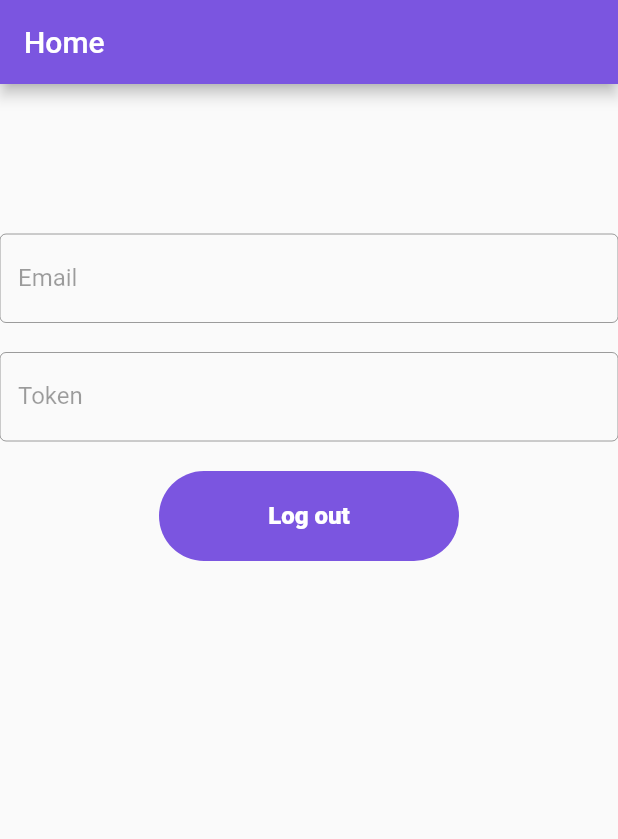
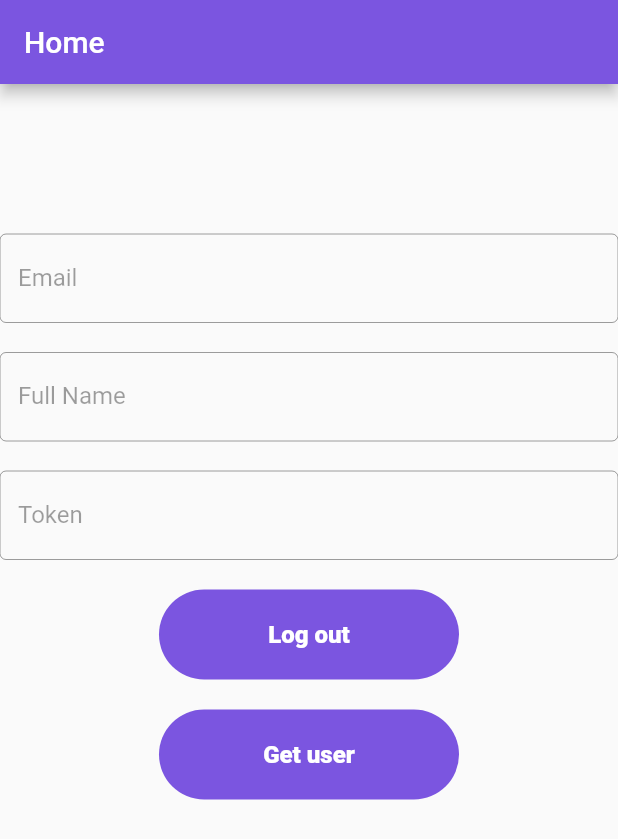
Before and after one commit to UAce/Receipt-Keeper, a Flutter app: the HomePage screen opened by its route, on a phone screen of 412 x 824 dp. Shown: the top 839 px of the screen. Run offline on Flutter 3.47's test engine with Material 2 defaults, Android fonts, the phone set to English and light mode, and no system bars; our stand-ins replace firebase_auth, firebase_core, firebase_crashlytics, flutter_svg, get_it, logger; accounts and stored records are empty; network calls fail.

Commit message:
Frontend: Add UserApiService, LoggingService and Firebase Crashlytics

```diff
--- /dev/null
+++ b/frontend/lib/common/constants.dart
@@ -0,0 +1,4 @@
+String baseUrl = const String.fromEnvironment("BASE_URL",
+    defaultValue: 'https://10.0.2.2:7125/api');
+String environment =
+    const String.fromEnvironment("ENVIRONMENT", defaultValue: 'development');
--- /dev/null
+++ b/frontend/lib/models/registered_user.dart
@@ -0,0 +1,25 @@
+class RegisteredUser {
+  final String id;
+  final String firstName;
+  final String lastName;
+  final String email;
+  final String fullName;
+
+  RegisteredUser({
+    required this.id,
+    required this.firstName,
+    required this.lastName,
+    required this.email,
+    required this.fullName,
+  });
+
+  factory RegisteredUser.fromJson(Map<String, dynamic> json) {
+    return RegisteredUser(
+      id: json['id'],
+      firstName: json['firstName'],
+      lastName: json['lastName'],
+      email: json['email'],
+      fullName: json['fullName'],
+    );
+  }
+}
--- a/frontend/lib/screens/home_page.dart
+++ b/frontend/lib/screens/home_page.dart
@@ -1,9 +1,12 @@
 import 'package:firebase_auth/firebase_auth.dart';
 import 'package:flutter/material.dart';
-import 'package:receipt_keeper/common/PillButton.dart';
+import 'package:receipt_keeper/common/pill_button.dart';
+import 'package:receipt_keeper/models/registered_user.dart';
+import 'package:receipt_keeper/services/api/user_api_service.dart';
 import 'package:receipt_keeper/services/firebase_service.dart';
+import 'package:receipt_keeper/services/logging_service.dart';
 import 'package:receipt_keeper/services/navigation_service.dart';
-import 'package:receipt_keeper/services/service_locator.dart';
+import 'package:receipt_keeper/services/service_locator_service.dart';
 
 class HomePage extends StatefulWidget {
   const HomePage({super.key});
@@ -14,29 +17,35 @@ class HomePage extends StatefulWidget {
 
 class _HomePageState extends State<HomePage> {
   String token = "";
+  UserApiService userApiService = UserApiService();
+  RegisteredUser? user;
+  late FirebaseAuthService authService;
 
   @override
-  initState() {
+  void initState() {
     super.initState();
-    final authService = locator<FirebaseAuthService>();
+    getUser();
+  }
 
-    User? user = authService.getCurrentUser();
-    if (user != null) {
-      user.getIdTokenResult().then((value) {
-        print("Token Result: $value");
-        setState(() {
-          token = value.token!;
-        });
+  Future<void> getUser() async {
+    authService = locator<FirebaseAuthService>();
+    // Get auth user
+    User? authUser = authService.getCurrentUser();
+    if (authUser != null) {
+      LoggingService.getLogger('Home')
+          .info("Current User: ${authUser.toString()}");
+      IdTokenResult value = await authUser.getIdTokenResult();
+      setState(() {
+        token = value.token!;
       });
+      user = await userApiService.getByExternalId(authUser.uid);
+    } else {
+      locator<NavigationService>().navigateTo('/error');
     }
   }
 
   @override
   Widget build(BuildContext context) {
-    final authService = locator<FirebaseAuthService>();
-    final user = authService.getCurrentUser();
-    print("Current User: ${authService.getCurrentUser()}");
-
     return Scaffold(
       appBar: AppBar(
         title: const Text("Home"),
@@ -53,17 +62,26 @@ class _HomePageState extends State<HomePage> {
                 labelText: 'Email',
               ),
               controller: TextEditingController(
-                  text: user != null ? user.email : "No user logged in"),
+                  text: user?.email ?? "No user logged in"),
             ),
-            SizedBox(height: 20),
+            const SizedBox(height: 20),
+            TextField(
+              enabled: false,
+              decoration: const InputDecoration(
+                border: OutlineInputBorder(),
+                labelText: 'Full Name',
+              ),
+              controller: TextEditingController(
+                  text: user?.fullName ?? "No user logged in"),
+            ),
+            const SizedBox(height: 20),
             TextField(
               enabled: false,
               decoration: const InputDecoration(
                 border: OutlineInputBorder(),
                 labelText: 'Token',
               ),
-              controller:
-                  TextEditingController(text: token ?? "No user logged in"),
+              controller: TextEditingController(text: token),
             ),
             const SizedBox(height: 20),
             PillButton(
@@ -75,6 +93,21 @@ class _HomePageState extends State<HomePage> {
                       content: Text("Successfully logged out!"),
                       duration: Duration(seconds: 2)));
                 }),
+            const SizedBox(height: 20),
+            PillButton(
+                buttonText: "Get user",
+                onPressed: () async {
+                  await getUser();
+                  if (user != null) {
+                    ScaffoldMessenger.of(context).showSnackBar(const SnackBar(
+                        content: Text("Successfully got user!"),
+                        duration: Duration(seconds: 2)));
+                  } else {
+                    ScaffoldMessenger.of(context).showSnackBar(const SnackBar(
+                        content: Text("Failed to get user!"),
+                        duration: Duration(seconds: 2)));
+                  }
+                }),
           ],
         ),
       ),
--- a/frontend/lib/screens/sign_in.dart
+++ b/frontend/lib/screens/sign_in.dart
@@ -1,9 +1,9 @@
 import 'package:flutter/material.dart';
-import 'package:receipt_keeper/common/PillButton.dart';
-import 'package:receipt_keeper/common/TextWithLink.dart';
+import 'package:receipt_keeper/common/pill_button.dart';
+import 'package:receipt_keeper/common/text_with_link.dart';
 import 'package:receipt_keeper/common/themes.dart';
 import 'package:receipt_keeper/services/firebase_service.dart';
-import 'package:receipt_keeper/services/service_locator.dart';
+import 'package:receipt_keeper/services/service_locator_service.dart';
 
 class LoginPage extends StatefulWidget {
   const LoginPage({super.key});
--- a/frontend/lib/screens/welcome_page.dart
+++ b/frontend/lib/screens/welcome_page.dart
@@ -1,7 +1,7 @@
 import 'package:flutter/material.dart';
 import 'package:flutter_svg/flutter_svg.dart';
-import 'package:receipt_keeper/common/PillButton.dart';
-import 'package:receipt_keeper/common/TextWithLink.dart';
+import 'package:receipt_keeper/common/pill_button.dart';
+import 'package:receipt_keeper/common/text_with_link.dart';
 import 'package:receipt_keeper/common/themes.dart';
 
 class WelcomePage extends StatelessWidget {
--- a/frontend/lib/services/firebase_service.dart
+++ b/frontend/lib/services/firebase_service.dart
@@ -1,6 +1,6 @@
 import 'package:firebase_auth/firebase_auth.dart';
 import 'package:receipt_keeper/services/navigation_service.dart';
-import 'package:receipt_keeper/services/service_locator.dart';
+import 'package:receipt_keeper/services/service_locator_service.dart';
 
 // TODO: Make this a singleton
 //  Firebase Authentication SDK wrapper service
@@ -12,21 +12,31 @@ class FirebaseAuthService {
   final FirebaseAuth _auth;
 
   // Authentication Methods
-  Future<void> register(
+  Future<User> register(
       {required String email, required String password}) async {
     await _auth.createUserWithEmailAndPassword(
       email: email,
       password: password,
     );
-    validateLoginState();
+
+    User? newUser = _auth.currentUser;
+    if (newUser == null) {
+      throw Exception("Failed to register new user. User is null");
+    }
+    return newUser;
   }
 
-  Future<void> login({required String email, required String password}) async {
+  Future<User> login({required String email, required String password}) async {
     await _auth.signInWithEmailAndPassword(
       email: email,
       password: password,
     );
-    validateLoginState();
+
+    User? loggedInUser = _auth.currentUser;
+    if (loggedInUser == null) {
+      throw Exception("Failed to log in user. User is null");
+    }
+    return loggedInUser;
   }
 
   Future<void> logOut() => _auth.signOut();
@@ -36,7 +46,7 @@ class FirebaseAuthService {
 
   // Custom Methods
   validateLoginState() {
-    final user = getCurrentUser();
+    final user = _auth.currentUser;
     if (user == null) {
       print('ValidateLoginState: User is currently signed out!');
       locator<NavigationService>().navigateToReplacement("/login");
@@ -61,4 +71,8 @@ class FirebaseAuthService {
   User? getCurrentUser() {
     return _auth.currentUser;
   }
+
+  Future<String> getAuthToken() {
+    return _auth.currentUser!.getIdToken();
+  }
 }
--- /dev/null
+++ b/frontend/lib/services/logging_service.dart
@@ -0,0 +1,46 @@
+import 'package:logger/logger.dart';
+
+class CustomLogger extends Logger {
+  final String label;
+  CustomLogger(this.label, {printer, output, filter, level})
+      : super(printer: printer, output: output, filter: filter, level: level);
+
+  info(String message, {dynamic error, StackTrace? stackTrace}) {
+    i('[$label]: $message', error, stackTrace);
+  }
+
+  debug(String message, {dynamic error, StackTrace? stackTrace}) {
+    d('[$label]: $message', error, stackTrace);
+  }
+
+  error(String message, {dynamic error, StackTrace? stackTrace}) {
+    e('[$label]: $message', error, stackTrace);
+  }
+
+  warning(String message, {dynamic error, StackTrace? stackTrace}) {
+    w('[$label]: $message', error, stackTrace);
+  }
+
+  verbose(String message, {dynamic error, StackTrace? stackTrace}) {
+    v('[$label]: $message', error, stackTrace);
+  }
+}
+
+class LoggingService {
+  static CustomLogger getLogger(String name) {
+    return CustomLogger(
+      name,
+      printer: PrettyPrinter(
+        methodCount: 0,
+        errorMethodCount: 8,
+        lineLength: 120,
+        colors: true,
+        printEmojis: true,
+        printTime: false,
+      ),
+      output: ConsoleOutput(),
+      filter: DevelopmentFilter(),
+      level: Level.verbose,
+    );
+  }
+}
--- a/frontend/pubspec.yaml
+++ b/frontend/pubspec.yaml
@@ -39,6 +39,9 @@ dependencies:
   flutter_svg: ^2.0.5
   get_it: ^7.6.0
   firebase_core: ^2.11.0
+  http: ^0.13.6
+  logger: ^1.3.0
+  firebase_crashlytics: ^3.3.1
 
 dev_dependencies:
   flutter_test:
```
Also changed, not shown: frontend/lib/common/http_overrides.dart (added, +10 -0 lines), frontend/lib/main.dart (+36 -4 lines), frontend/lib/screens/error_page.dart (added, +35 -0 lines), frontend/lib/screens/register.dart (+18 -4 lines), frontend/lib/services/api/user_api_service.dart (added, +72 -0 lines), frontend/lib/services/crashlytics_service.dart (added, +16 -0 lines), frontend/lib/services/navigation_service.dart (+12 -0 lines), frontend/lib/common/pill_button.dart (renamed from frontend/lib/common/PillButton.dart), frontend/lib/common/text_with_link.dart (renamed from frontend/lib/common/TextWithLink.dart), frontend/lib/services/service_locator_service.dart (renamed from frontend/lib/services/service_locator.dart), frontend/pubspec.lock, 5 other files.
